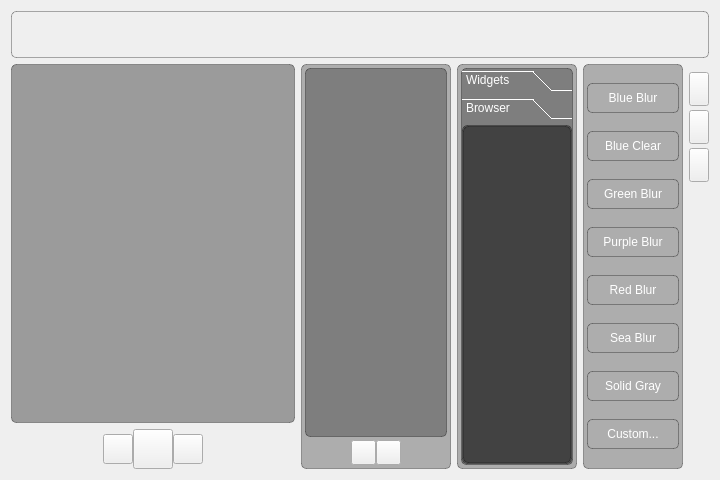
The window that mainwindow.ui (abigdreamer/Objectwheelprivate) describes before a commit, drawn with Qt 5.
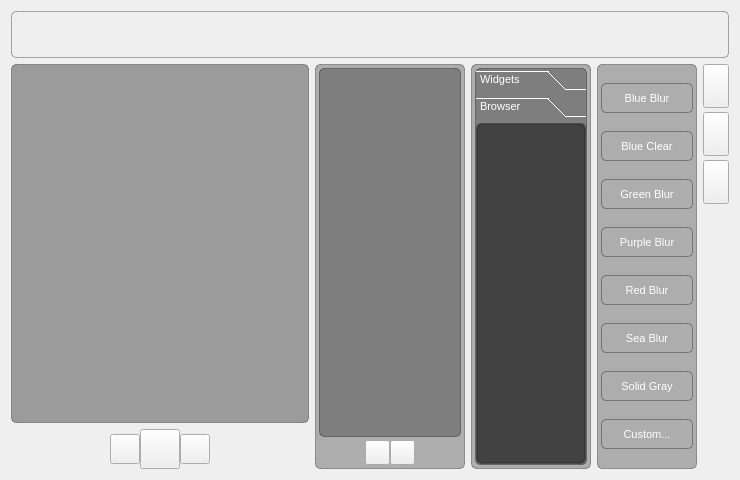
The same window after the commit. The open tabs and pages were chosen to show the change. Icons and pictures are not drawn.

The edit to the form file:
```diff
--- a/mainwindow.ui
+++ b/mainwindow.ui
@@ -6,7 +6,7 @@
    <rect>
     <x>0</x>
     <y>0</y>
-    <width>720</width>
+    <width>740</width>
     <height>480</height>
    </rect>
   </property>
@@ -100,14 +100,14 @@
        <widget class="QPushButton" name="tabButton">
         <property name="minimumSize">
          <size>
-          <width>20</width>
-          <height>34</height>
+          <width>26</width>
+          <height>44</height>
          </size>
         </property>
         <property name="maximumSize">
          <size>
-          <width>10</width>
-          <height>17</height>
+          <width>26</width>
+          <height>44</height>
          </size>
         </property>
         <property name="layoutDirection">
@@ -140,14 +140,14 @@
        <widget class="QPushButton" name="tabButton_2">
         <property name="minimumSize">
          <size>
-          <width>20</width>
-          <height>34</height>
+          <width>26</width>
+          <height>44</height>
          </size>
         </property>
         <property name="maximumSize">
          <size>
-          <width>10</width>
-          <height>17</height>
+          <width>26</width>
+          <height>44</height>
          </size>
         </property>
         <property name="layoutDirection">
@@ -174,14 +174,14 @@
        <widget class="QPushButton" name="tabButton_3">
         <property name="minimumSize">
          <size>
-          <width>20</width>
-          <height>34</height>
+          <width>26</width>
+          <height>44</height>
          </size>
         </property>
         <property name="maximumSize">
          <size>
-          <width>10</width>
-          <height>17</height>
+          <width>26</width>
+          <height>44</height>
          </size>
         </property>
         <property name="layoutDirection">
@@ -399,6 +399,12 @@
        </property>
        <item>
         <widget class="QToolBox" name="toolBox">
+         <property name="font">
+          <font>
+           <family>Arial</family>
+           <pointsize>8</pointsize>
+          </font>
+         </property>
          <property name="styleSheet">
           <string notr="true">color:white;
 border: 1px solid rgba(0,0,0,80);
@@ -428,9 +434,15 @@
             <x>0</x>
             <y>0</y>
             <width>108</width>
-            <height>339</height>
+            <height>343</height>
            </rect>
           </property>
+          <property name="font">
+           <font>
+            <family>Arial</family>
+            <pointsize>8</pointsize>
+           </font>
+          </property>
           <attribute name="label">
            <string>Browser</string>
           </attribute>
@@ -612,6 +624,7 @@
          <property name="font">
           <font>
            <family>Arial</family>
+           <pointsize>8</pointsize>
           </font>
          </property>
          <property name="styleSheet">
@@ -896,19 +909,19 @@
       </property>
       <layout class="QHBoxLayout" name="horizontalLayout_2">
        <property name="spacing">
-        <number>5</number>
+        <number>0</number>
        </property>
        <property name="leftMargin">
-        <number>5</number>
+        <number>0</number>
        </property>
        <property name="topMargin">
-        <number>5</number>
+        <number>0</number>
        </property>
        <property name="rightMargin">
-        <number>5</number>
+        <number>0</number>
        </property>
        <property name="bottomMargin">
-        <number>5</number>
+        <number>0</number>
        </property>
        <item>
         <spacer name="horizontalSpacer_12">
@@ -936,14 +949,14 @@
          </property>
          <property name="minimumSize">
           <size>
-           <width>150</width>
-           <height>35</height>
+           <width>100</width>
+           <height>45</height>
           </size>
          </property>
          <property name="maximumSize">
           <size>
-           <width>150</width>
-           <height>35</height>
+           <width>100</width>
+           <height>45</height>
           </size>
          </property>
          <property name="styleSheet">
@@ -1024,13 +1037,31 @@
            <height>30</height>
           </size>
          </property>
+         <property name="font">
+          <font>
+           <family>Arial</family>
+           <pointsize>8</pointsize>
+          </font>
+         </property>
+         <property name="focusPolicy">
+          <enum>Qt::NoFocus</enum>
+         </property>
          <property name="styleSheet">
-          <string notr="true">
-	background-color: qlineargradient(spread:pad, x1:0.5, y1:1, x2:0.488636, y2:0, stop:0.238636 rgba(0, 0, 0, 120), stop:1 rgba(179, 179, 179, 5
+          <string notr="true">QPushButton#pushButton_3 {
+		background-color: qlineargradient(spread:pad, x1:0.5, y1:1, x2:0.488636, y2:0, stop:0.238636 rgba(0, 0, 0, 120), stop:1 rgba(179, 179, 179, 5
 ));
 border: 1px solid rgba(0,0,0,80);
 border-radius: 5px;
-color:white;</string>
+color:white;
+ }
+QPushButton#pushButton_3:pressed {
+background-color: rgba(30, 30, 30,200);
+border: 1px solid rgba(0,0,0,80);
+border-radius: 5px;
+color:white;
+ }
+
+</string>
          </property>
          <property name="text">
           <string>Blue Blur</string>
@@ -1055,13 +1086,31 @@
            <height>30</height>
           </size>
          </property>
+         <property name="font">
+          <font>
+           <family>Arial</family>
+           <pointsize>8</pointsize>
+          </font>
+         </property>
+         <property name="focusPolicy">
+          <enum>Qt::NoFocus</enum>
+         </property>
          <property name="styleSheet">
-          <string notr="true">
-	background-color: qlineargradient(spread:pad, x1:0.5, y1:1, x2:0.488636, y2:0, stop:0.238636 rgba(0, 0, 0, 120), stop:1 rgba(179, 179, 179, 5
+          <string notr="true">QPushButton#pushButton_2{
+		background-color: qlineargradient(spread:pad, x1:0.5, y1:1, x2:0.488636, y2:0, stop:0.238636 rgba(0, 0, 0, 120), stop:1 rgba(179, 179, 179, 5
 ));
 border: 1px solid rgba(0,0,0,80);
 border-radius: 5px;
-color:white;</string>
+color:white;
+ }
+QPushButton#pushButton_2:pressed {
+background-color: rgba(30, 30, 30,200);
+border: 1px solid rgba(0,0,0,80);
+border-radius: 5px;
+color:white;
+ }
+
+</string>
          </property>
          <property name="text">
           <string>Blue Clear</string>
@@ -1086,13 +1135,31 @@
            <height>30</height>
           </size>
          </property>
+         <property name="font">
+          <font>
+           <family>Arial</family>
+           <pointsize>8</pointsize>
+          </font>
+         </property>
+         <property name="focusPolicy">
+          <enum>Qt::NoFocus</enum>
+         </property>
          <property name="styleSheet">
-          <string notr="true">
-	background-color: qlineargradient(spread:pad, x1:0.5, y1:1, x2:0.488636, y2:0, stop:0.238636 rgba(0, 0, 0, 120), stop:1 rgba(179, 179, 179, 5
+          <string notr="true">QPushButton#pushButton_4 {
+		background-color: qlineargradient(spread:pad, x1:0.5, y1:1, x2:0.488636, y2:0, stop:0.238636 rgba(0, 0, 0, 120), stop:1 rgba(179, 179, 179, 5
 ));
 border: 1px solid rgba(0,0,0,80);
 border-radius: 5px;
-color:white;</string>
+color:white;
+ }
+QPushButton#pushButton_4:pressed {
+background-color: rgba(30, 30, 30,200);
+border: 1px solid rgba(0,0,0,80);
+border-radius: 5px;
+color:white;
+ }
+
+</string>
          </property>
          <property name="text">
           <string>Green Blur</string>
@@ -1117,13 +1184,31 @@
            <height>30</height>
           </size>
          </property>
+         <property name="font">
+          <font>
+           <family>Arial</family>
+           <pointsize>8</pointsize>
+          </font>
+         </property>
+         <property name="focusPolicy">
+          <enum>Qt::NoFocus</enum>
+         </property>
          <property name="styleSheet">
-          <string notr="true">
-	background-color: qlineargradient(spread:pad, x1:0.5, y1:1, x2:0.488636, y2:0, stop:0.238636 rgba(0, 0, 0, 120), stop:1 rgba(179, 179, 179, 5
+          <string notr="true">QPushButton#pushButton {
+		background-color: qlineargradient(spread:pad, x1:0.5, y1:1, x2:0.488636, y2:0, stop:0.238636 rgba(0, 0, 0, 120), stop:1 rgba(179, 179, 179, 5
 ));
 border: 1px solid rgba(0,0,0,80);
 border-radius: 5px;
-color:white;</string>
+color:white;
+ }
+QPushButton#pushButton:pressed {
+background-color: rgba(30, 30, 30,200);
+border: 1px solid rgba(0,0,0,80);
+border-radius: 5px;
+color:white;
+ }
+
+</string>
          </property>
          <property name="text">
           <string>Purple Blur</string>
@@ -1148,13 +1233,31 @@
            <height>30</height>
           </size>
          </property>
+         <property name="font">
+          <font>
+           <family>Arial</family>
+           <pointsize>8</pointsize>
+          </font>
+         </property>
+         <property name="focusPolicy">
+          <enum>Qt::NoFocus</enum>
+         </property>
          <property name="styleSheet">
-          <string notr="true">
-	background-color: qlineargradient(spread:pad, x1:0.5, y1:1, x2:0.488636, y2:0, stop:0.238636 rgba(0, 0, 0, 120), stop:1 rgba(179, 179, 179, 5
+          <string notr="true">QPushButton#pushButton_6 {
+		background-color: qlineargradient(spread:pad, x1:0.5, y1:1, x2:0.488636, y2:0, stop:0.238636 rgba(0, 0, 0, 120), stop:1 rgba(179, 179, 179, 5
 ));
 border: 1px solid rgba(0,0,0,80);
 border-radius: 5px;
-color:white;</string>
+color:white;
+ }
+QPushButton#pushButton_6:pressed {
+background-color: rgba(30, 30, 30,200);
+border: 1px solid rgba(0,0,0,80);
+border-radius: 5px;
+color:white;
+ }
+
+</string>
          </property>
          <property name="text">
           <string>Red Blur</string>
@@ -1179,13 +1282,31 @@
            <height>30</height>
           </size>
          </property>
+         <property name="font">
+          <font>
+           <family>Arial</family>
+           <pointsize>8</pointsize>
+          </font>
+         </property>
+         <property name="focusPolicy">
+          <enum>Qt::NoFocus</enum>
+         </property>
          <property name="styleSheet">
-          <string notr="true">
-	background-color: qlineargradient(spread:pad, x1:0.5, y1:1, x2:0.488636, y2:0, stop:0.238636 rgba(0, 0, 0, 120), stop:1 rgba(179, 179, 179, 5
+          <string notr="true">QPushButton#pushButton_5 {
+		background-color: qlineargradient(spread:pad, x1:0.5, y1:1, x2:0.488636, y2:0, stop:0.238636 rgba(0, 0, 0, 120), stop:1 rgba(179, 179, 179, 5
 ));
 border: 1px solid rgba(0,0,0,80);
 border-radius: 5px;
-color:white;</string>
+color:white;
+ }
+QPushButton#pushButton_5:pressed {
+background-color: rgba(30, 30, 30,200);
+border: 1px solid rgba(0,0,0,80);
+border-radius: 5px;
+color:white;
+ }
+
+</string>
          </property>
          <property name="text">
           <string>Sea Blur</string>
@@ -1210,13 +1331,31 @@
            <height>30</height>
           </size>
          </property>
+         <property name="font">
+          <font>
+           <family>Arial</family>
+           <pointsize>8</pointsize>
+          </font>
+         </property>
+         <property name="focusPolicy">
+          <enum>Qt::NoFocus</enum>
+         </property>
          <property name="styleSheet">
-          <string notr="true">
-	background-color: qlineargradient(spread:pad, x1:0.5, y1:1, x2:0.488636, y2:0, stop:0.238636 rgba(0, 0, 0, 120), stop:1 rgba(179, 179, 179, 5
+          <string notr="true">QPushButton#pushButton_7 {
+		background-color: qlineargradient(spread:pad, x1:0.5, y1:1, x2:0.488636, y2:0, stop:0.238636 rgba(0, 0, 0, 120), stop:1 rgba(179, 179, 179, 5
 ));
 border: 1px solid rgba(0,0,0,80);
 border-radius: 5px;
-color:white;</string>
+color:white;
+ }
+QPushButton#pushButton_7:pressed {
+background-color: rgba(30, 30, 30,200);
+border: 1px solid rgba(0,0,0,80);
+border-radius: 5px;
+color:white;
+ }
+
+</string>
          </property>
          <property name="text">
           <string>Solid Gray</string>
@@ -1241,13 +1380,31 @@
            <height>30</height>
           </size>
          </property>
+         <property name="font">
+          <font>
+           <family>Arial</family>
+           <pointsize>8</pointsize>
+          </font>
+         </property>
+         <property name="focusPolicy">
+          <enum>Qt::NoFocus</enum>
+         </property>
          <property name="styleSheet">
-          <string notr="true">
-	background-color: qlineargradient(spread:pad, x1:0.5, y1:1, x2:0.488636, y2:0, stop:0.238636 rgba(0, 0, 0, 120), stop:1 rgba(179, 179, 179, 5
+          <string notr="true">QPushButton#pushButton_8{
+		background-color: qlineargradient(spread:pad, x1:0.5, y1:1, x2:0.488636, y2:0, stop:0.238636 rgba(0, 0, 0, 120), stop:1 rgba(179, 179, 179, 5
 ));
 border: 1px solid rgba(0,0,0,80);
 border-radius: 5px;
-color:white;</string>
+color:white;
+ }
+QPushButton#pushButton_8:pressed {
+background-color: rgba(30, 30, 30,200);
+border: 1px solid rgba(0,0,0,80);
+border-radius: 5px;
+color:white;
+ }
+
+</string>
          </property>
          <property name="text">
           <string>Custom...</string>
```
Left out of the diff: 38 changed lines with no effect on the pictures.
